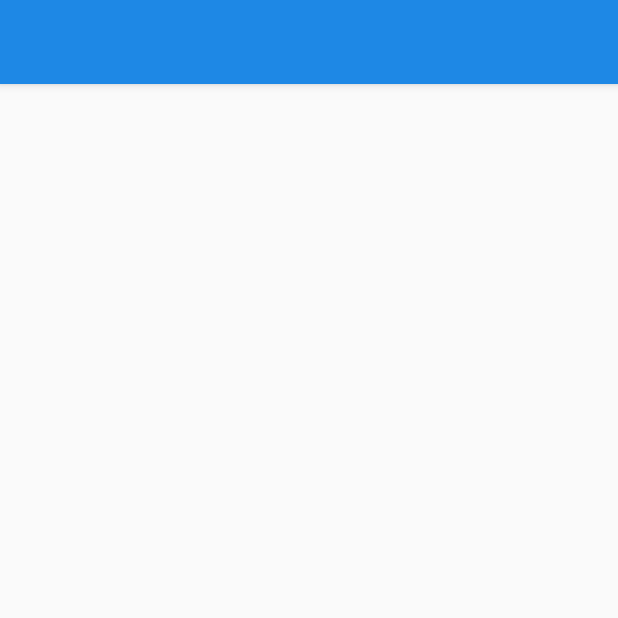
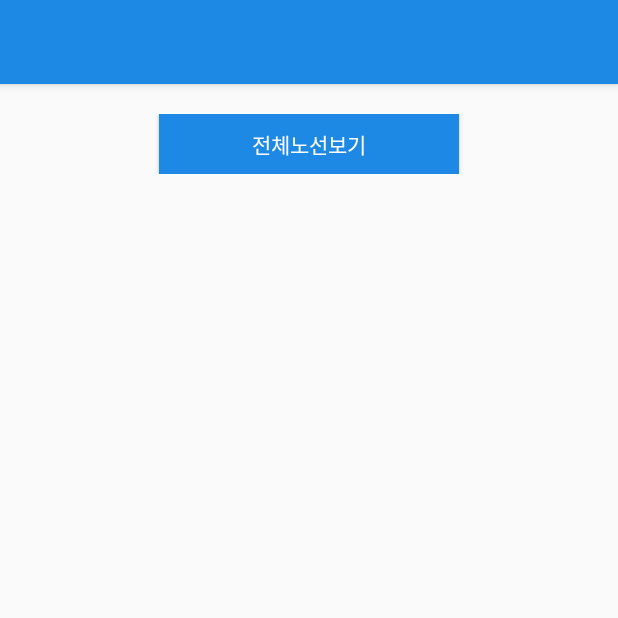
Before and after one commit to jenyo0/Commute_mobile, an Android app: the ReadStopActivity screen opened directly, with no data from a screen before it, on a phone screen of 412 x 824 dp, the top half of it. Run offline under Robolectric (Android 15) with nearby library versions, the phone set to English and light mode, and no system bars; 8 statements that could not run were skipped.

Commit message:
상세조회 수정사항 반영(곽)

```diff
--- a/commute_moblie/src/main/java/samsungkh/com/commute_moblie/StopVO.java
+++ b/commute_moblie/src/main/java/samsungkh/com/commute_moblie/StopVO.java
@@ -1,10 +1,12 @@
 package samsungkh.com.commute_moblie;
+
+import java.io.Serializable;
 
 /**
  * Created by Jungyong on 2017-08-27.
  */
 
-public class StopVO {
+public class StopVO implements Serializable{
 
     String rt_id;     // route_id
     String stop_id;   // 정거장 id
--- a/commute_moblie/src/main/res/layout/activity_read_stop.xml
+++ b/commute_moblie/src/main/res/layout/activity_read_stop.xml
@@ -1,14 +1,34 @@
-<?xml version="1.0" encoding="utf-8"?>
+<?xml version="1.0" encoding="UTF-8"?>
 <LinearLayout xmlns:android="http://schemas.android.com/apk/res/android"
     xmlns:app="http://schemas.android.com/apk/res-auto"
     android:layout_width="match_parent"
     android:layout_height="match_parent"
     android:orientation="vertical">
 
+    <LinearLayout
+        android:layout_width="match_parent"
+        android:layout_height="40dp"
+        android:layout_marginBottom="20dp"
+        android:layout_marginTop="20dp"
+        android:gravity="center">
+
+        <Button
+            android:id="@+id/stop_map_button"
+            android:layout_width="200dp"
+            android:layout_height="40dp"
+            android:background="@color/colorPrimary"
+            android:text="@string/total_route"
+            android:gravity="center"
+            android:textColor="@color/white" />
+
+    </LinearLayout>
+
     <ScrollView
         android:id="@+id/scrollView"
         android:layout_width="wrap_content"
-        android:layout_height="75dp">
+        android:layout_height="75dp"
+        android:layout_marginRight="10dp"
+        android:layout_marginLeft="10dp">
 
         <TextView
             android:id="@+id/time_table"
@@ -17,16 +37,16 @@
             android:fadeScrollbars="true"
             android:text="등록되어 있는 시간 정보가 없습니다."
             android:textSize="20dp"
-            android:textStyle="bold"/>
+            android:textStyle="bold" />
 
     </ScrollView>
 
     <ListView
         android:id="@+id/stop_list"
         android:layout_width="match_parent"
-        android:layout_height="match_parent"
+        android:layout_height="361dp"
         android:layout_marginLeft="4dp"
         android:layout_marginRight="4dp"
-        android:layout_marginTop="50dp"></ListView>
+        android:layout_marginTop="50dp" />
 
 </LinearLayout>
--- a/commute_moblie/src/main/res/values/strings.xml
+++ b/commute_moblie/src/main/res/values/strings.xml
@@ -6,6 +6,8 @@
     <string name="main_search_hint">검색어를 입력하세요</string>
     <string name="main_back_end">종료할려면 한번 더 누르세요</string>
     <string name="title_activity_read_stop">ReadStopActivity</string>
+    <string name="total_route">전체노선보기</string>
+
 
     <string-array name="planets_array">
         <item>출근</item>
```
Also changed, not shown: commute_moblie/src/main/java/samsungkh/com/commute_moblie/MapActivity.java (+77 -31 lines), commute_moblie/src/main/java/samsungkh/com/commute_moblie/ReadStopActivity.java (+32 -11 lines).
